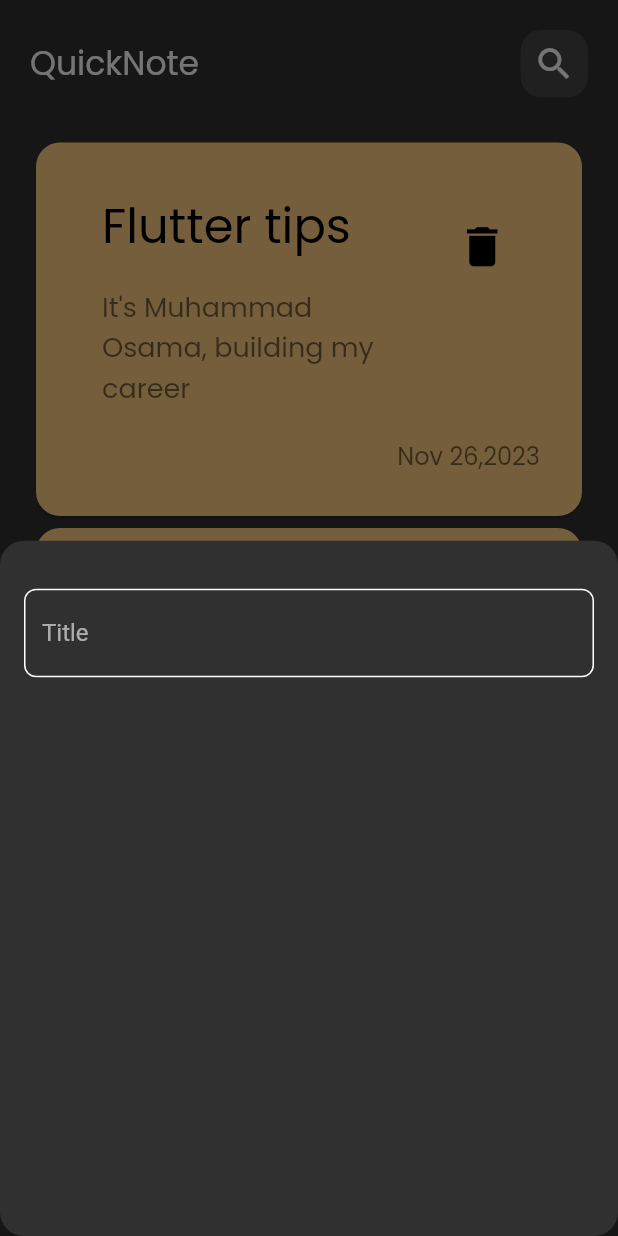
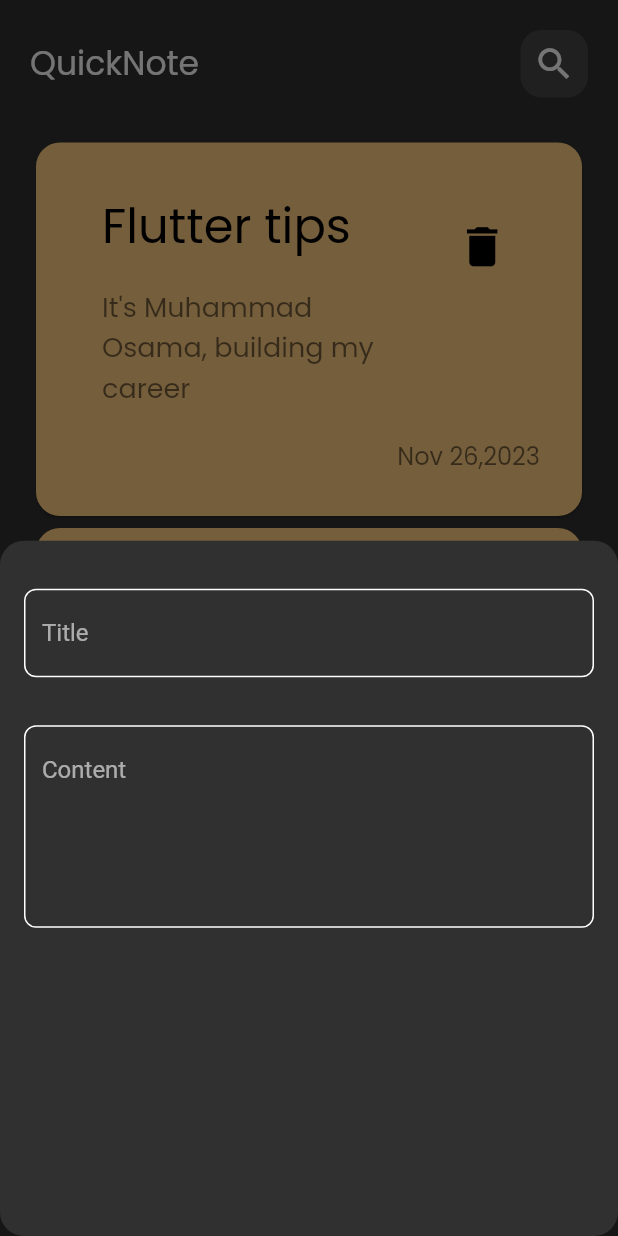
Before and after one commit to MuhammadOs/Notes_App-Flutter, a Flutter app: the screen it shows after launch, after a tap on the "add" icon, on a phone screen of 412 x 824 dp. Run offline on Flutter 3.47's test engine with Material 2 defaults, Android fonts, the phone set to English and light mode, and no system bars.

Commit message:
add text fields to notes bottom sheet

```diff
--- a/lib/widgets/add_note_bottom_sheet.dart
+++ b/lib/widgets/add_note_bottom_sheet.dart
@@ -8,7 +8,8 @@ class AddNoteBottomSheet extends StatelessWidget {
   Widget build(BuildContext context) {
     return const Column(
       children: [
-        CustomTextField()
+        CustomTextField(hint: 'Title'),
+        CustomTextField(hint: 'Content', maxLines: 5,),
       ],
     );
   }
--- a/lib/widgets/cutom_text_field.dart
+++ b/lib/widgets/cutom_text_field.dart
@@ -2,16 +2,19 @@ import 'package:flutter/material.dart';
 import 'package:notes_app/constants.dart';
 
 class CustomTextField extends StatelessWidget {
-  const CustomTextField({super.key});
+  const CustomTextField({super.key, required this.hint, this.maxLines = 1});
 
+  final String hint;
+  final int maxLines;
   @override
   Widget build(BuildContext context) {
     return Padding(
-      padding: const EdgeInsets.symmetric(horizontal: 16.0, vertical: 32),
+      padding: const EdgeInsets.only(left: 16, right: 16, top: 32),
       child: TextField(
         cursorColor: kPrimaryColor,
+        maxLines: maxLines,
         decoration: InputDecoration(
-            hintText: "Title",
+            hintText: hint,
             border: buildBorder(),
             enabledBorder: buildBorder(),
             focusedBorder: buildBorder(kPrimaryColor)),
```
